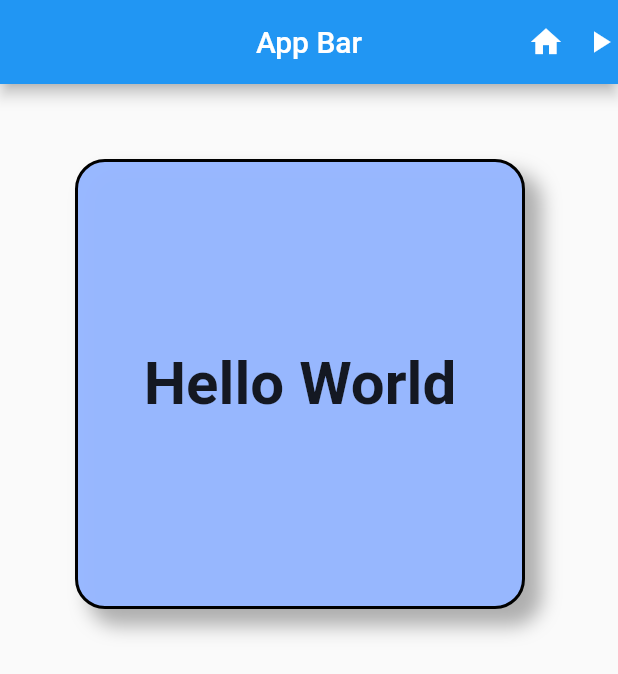
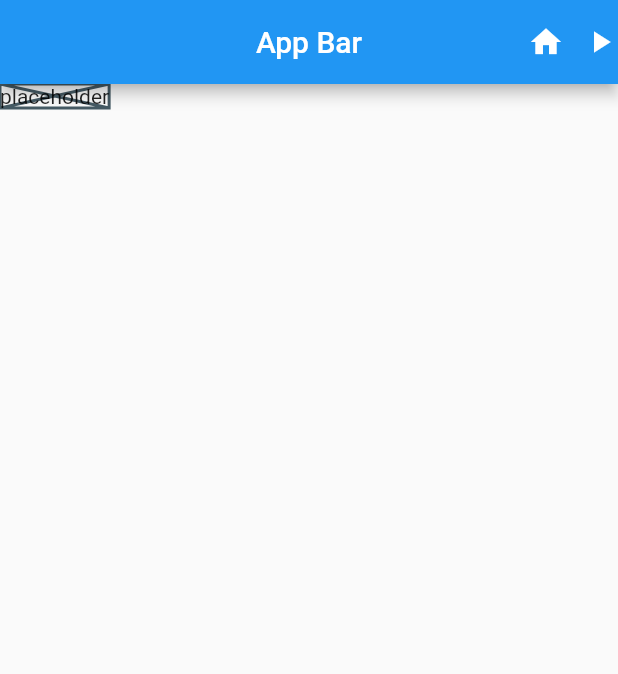
Before and after one commit to rachel-park-dev/my_flutter_project, a Flutter app: the screen it shows after launch, on a phone screen of 412 x 824 dp. Shown: the top 674 px of the screen. Run offline on Flutter 3.47's test engine with Material 2 defaults, Android fonts, the phone set to English and light mode, and no system bars.

Commit message:
#feat placeholder widget.

```diff
--- a/lib/main.dart
+++ b/lib/main.dart
@@ -27,8 +27,19 @@ class TextWidget extends StatelessWidget {
         centerTitle: true,
         title: const Text('App Bar'),
       ),
-      body: CustomContainer(),
+      body: Body(),
     ));
+  }
+}
+
+class Body extends StatelessWidget {
+  const Body({super.key});
+
+  @override
+  Widget build(BuildContext context) {
+    return Placeholder(
+      child: Text('placeholder'), // placeholder : 자리만 차지하는 위젯
+    );
   }
 }
 
```
